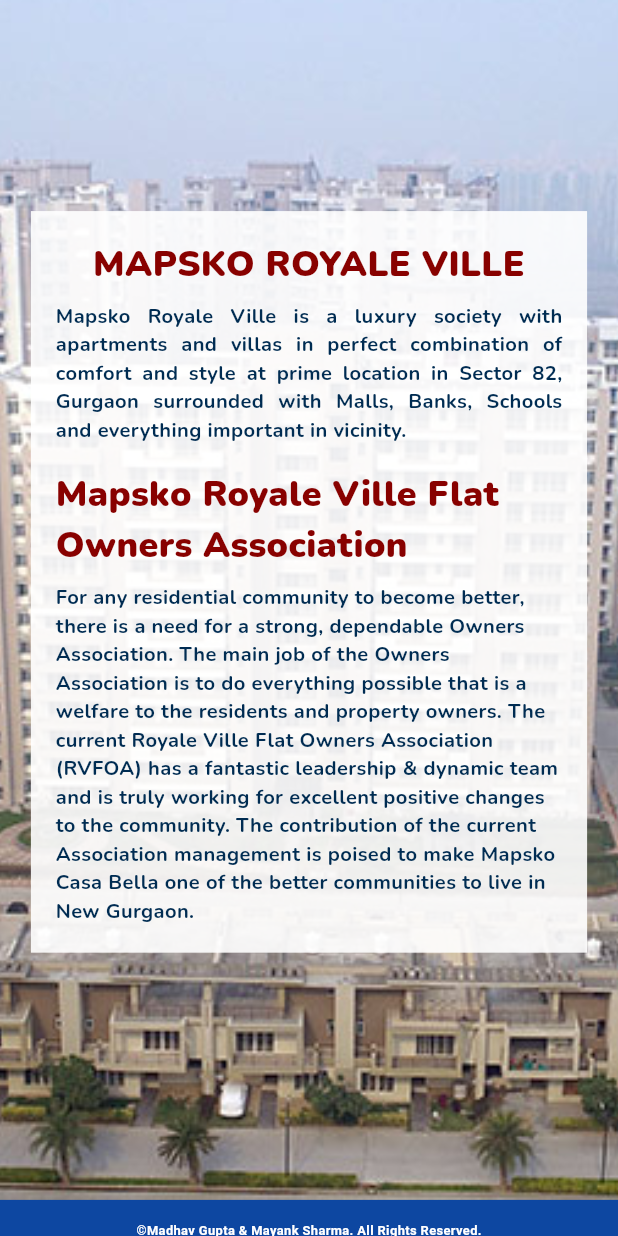
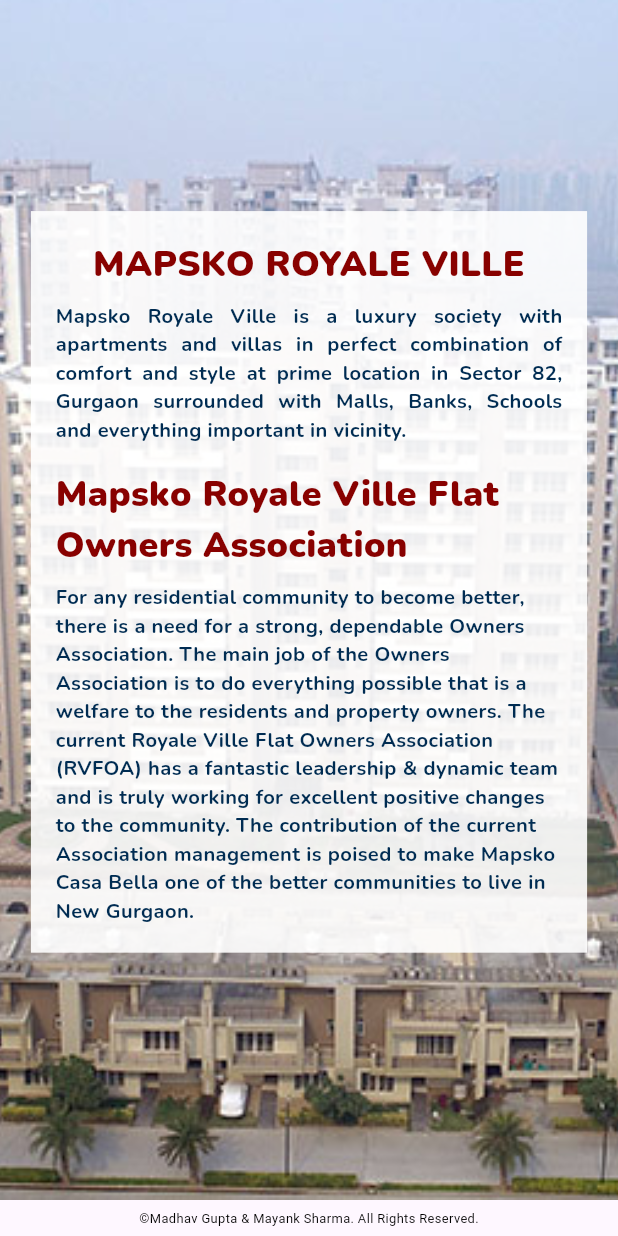
Before and after one commit to Mayank4352/mapasko_web, a Flutter app: the screen it shows after launch, scrolled down 914 dp, on a phone screen of 412 x 824 dp. Run offline on Flutter 3.47's test engine with Material 3 defaults, Android fonts, the light colour scheme and no system bars; drawn by our look-alikes of calendar_view; our stand-ins replace cached_network_image, cloud_firestore, firebase_core, firebase_storage, fluttertoast, get and 3 more; missing offline and left inert: easy_url_launcher, emailjs, flutter_infinite_marquee; accounts and stored records are empty; statements that could not run were skipped.

Commit message:
fix: Fix to footers

```diff
--- a/lib/SOP/document_page.dart
+++ b/lib/SOP/document_page.dart
@@ -4,6 +4,7 @@
 import 'package:flutter/material.dart';
 import 'package:google_fonts/google_fonts.dart';
 import 'package:mapsko/SOP/widgets/document_widget.dart';
+import 'package:mapsko/home/widgets/footer.dart';
 import 'package:mapsko/home/widgets/home_appbar.dart';
 import 'package:mapsko/home/widgets/home_drawer.dart';
 import 'package:responsive_sizer/responsive_sizer.dart';
@@ -116,6 +117,7 @@
                                 padding: const EdgeInsets.all(10),
                               ),
                       ),
+                Footer(),
               ],
             ),
           ),
--- a/lib/gallery/gallery.dart
+++ b/lib/gallery/gallery.dart
@@ -5,6 +5,7 @@
 import 'package:flutter/material.dart';
 import 'package:google_fonts/google_fonts.dart';
 import 'package:mapsko/gallery/widgets/gallery_marquee.dart';
+import 'package:mapsko/home/widgets/footer.dart';
 import 'package:mapsko/home/widgets/home_appbar.dart';
 import 'package:mapsko/home/widgets/home_drawer.dart';
 import 'package:responsive_sizer/responsive_sizer.dart';
@@ -97,6 +98,7 @@
               )
             else
               ...generateMarquees(),
+            Footer(),
           ],
         ),
       ),
--- a/lib/home/widgets/footer.dart
+++ b/lib/home/widgets/footer.dart
@@ -7,18 +7,19 @@
   @override
   Widget build(BuildContext context) {
     return Container(
-      color: Colors.blue[900],
+      color: Colors.transparent,
       width: double.infinity,
-      height: 5.h,
+      height: 3.h,
       child: Column(
         mainAxisAlignment: MainAxisAlignment.center,
         children: [
           Text(
             '©Madhav Gupta & Mayank Sharma. All Rights Reserved.',
+            textAlign: TextAlign.left,
             style: TextStyle(
-              color: Colors.white,
+              color: Colors.black,
               fontSize: 12.sp,
-              fontWeight: FontWeight.bold,
+              // fontWeight: FontWeight.bold,
             ),
           ),
         ],
--- a/lib/notices/notices.dart
+++ b/lib/notices/notices.dart
@@ -53,7 +53,7 @@
             ),
           ),
           SingleChildScrollView(
-            child: Container(
+            child: SizedBox(
               height: 100.h,
               child: Column(
                 mainAxisAlignment: MainAxisAlignment.spaceBetween,
```
